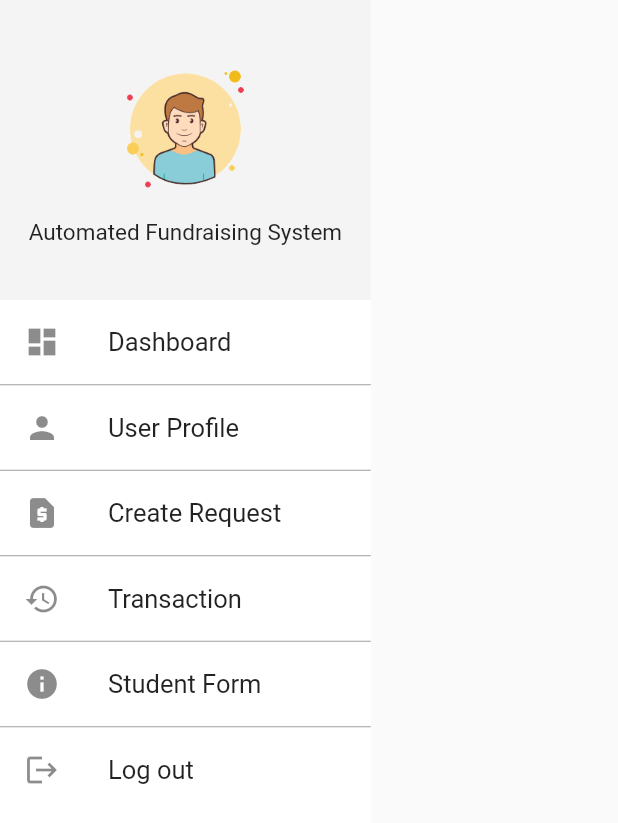
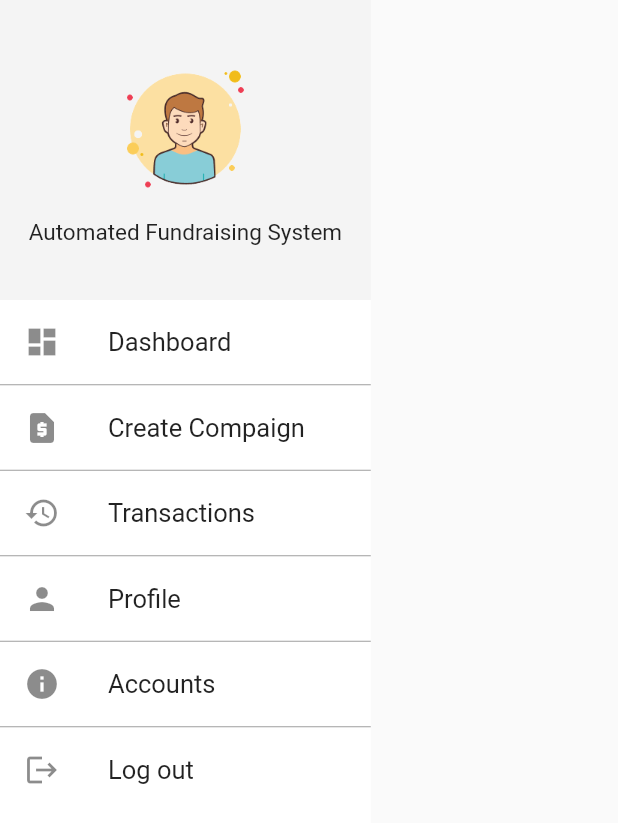
Before and after one commit to NoorEMobeen/flutter-app-afs, a Flutter app: the CustomSidebarDrawer widget shown alone on an empty page, opened directly with empty values, on a phone screen of 412 x 824 dp. Shown: the top 823 px of the screen. Run offline on Flutter 3.47's test engine with Material 2 defaults, Android fonts, the phone set to English and light mode, and no system bars; our stand-ins replace cloud_firestore, file_picker, firebase_auth, firebase_core, google_fonts, image_picker; missing offline and left inert: foldable_sidebar; accounts and stored records are empty.

Commit message:
update dashboard receiver

```diff
--- a/afs_mobile_flutter/lib/dashboard_Receiver.dart
+++ b/afs_mobile_flutter/lib/dashboard_Receiver.dart
@@ -22,9 +22,9 @@ class DashboardReceiver extends StatefulWidget {
 
 class _DashboardReceiverState extends State<DashboardReceiver> {
   FSBStatus? _fsbStatus;
-  final String url = '$server/requests/active';
-  final String urlPending = '$server/requests/pending';
-  final String urlPaused = '$server/requests/paused';
+  final String url = '$server/student/requests/active';
+  final String urlPending = '$server/student/requests/pending';
+  final String urlPaused = '$server/student/requests/paused';
 
   getUserData() async {
     // print("Inside recevier dashboard");
@@ -36,12 +36,11 @@ class _DashboardReceiverState extends State<DashboardReceiver> {
     var response =
         await http.get(Uri.parse(url), headers: {'authorization': currentTok!});
     var data = json.decode(response.body);
-
-    //print(response.body)
     List<Person> users = <Person>[];
-
-    for (var v in data.values) {
-      for (var u in v.values) {
+    // print(data[0]);
+    for (var u in data) {
+      // for (var u in v.values) {
+      print(u);
       Person user = Person(
           u["FullName"],
           u["RequestTitle"],
@@ -52,13 +51,8 @@ class _DashboardReceiverState extends State<DashboardReceiver> {
           u["DeadlineTime"],
           u["ReasonDetail"]);
       users.add(user);
+      // }
     }
-    }
-    print("Hello");
-
-    print(users[0].title);
-
-    debugPrint("It is PRINTINGGGG L " + users.length.toString());
 
     return users;
   }
--- a/afs_mobile_flutter/lib/receiver_sidebar_drawer.dart
+++ b/afs_mobile_flutter/lib/receiver_sidebar_drawer.dart
@@ -1,6 +1,7 @@
 import 'package:afs_mobile_flutter/Transaction.dart';
 import 'package:afs_mobile_flutter/UserProfile.dart';
 import 'package:afs_mobile_flutter/dashboard_Receiver.dart';
+import 'package:afs_mobile_flutter/receiver_account.dart';
 import 'package:afs_mobile_flutter/requestForm.dart';
 import 'package:afs_mobile_flutter/student_form.dart';
 import 'package:afs_mobile_flutter/ui/signin.dart';
@@ -68,27 +69,11 @@ class _CustomSidebarDrawerState extends State<CustomSidebarDrawer> {
               onTap: () {
                 Navigator.push(
                   context,
-                  MaterialPageRoute(builder: (context) => Profile()),
-                );
-              },
-              leading: Icon(Icons.person),
-              title: Text(
-                "User Profile",
-              ),
-            ),
-            Divider(
-              height: 1,
-              color: Colors.grey,
-            ),
-            ListTile(
-              onTap: () {
-                Navigator.push(
-                  context,
                   MaterialPageRoute(builder: (context) => RequestForm()),
                 );
               },
               leading: Icon(Icons.request_page),
-              title: Text("Create Request"),
+              title: Text("Create Compaign"),
             ),
             Divider(
               height: 1,
@@ -102,12 +87,30 @@ class _CustomSidebarDrawerState extends State<CustomSidebarDrawer> {
                 );
               },
               leading: Icon(Icons.history),
-              title: Text("Transaction"),
+              title: Text("Transactions"),
             ),
             Divider(
               height: 1,
               color: Colors.grey,
             ),
+
+            ListTile(
+              onTap: () {
+                Navigator.push(
+                  context,
+                  MaterialPageRoute(builder: (context) => Profile()),
+                );
+              },
+              leading: Icon(Icons.person),
+              title: Text(
+                "Profile",
+              ),
+            ),
+            Divider(
+              height: 1,
+              color: Colors.grey,
+            ),
+
             ListTile(
               onTap: () {
                 Navigator.push(
@@ -116,7 +119,7 @@ class _CustomSidebarDrawerState extends State<CustomSidebarDrawer> {
                 );
               },
               leading: Icon(Icons.info),
-              title: Text("Student Form"),
+              title: Text("Accounts"),
             ),
             Divider(
               height: 1,
```
Also changed, not shown: afs_mobile_flutter/lib/UserProfile.dart (+98 -88 lines). Lines whose indentation alone changed are shown as unchanged.
